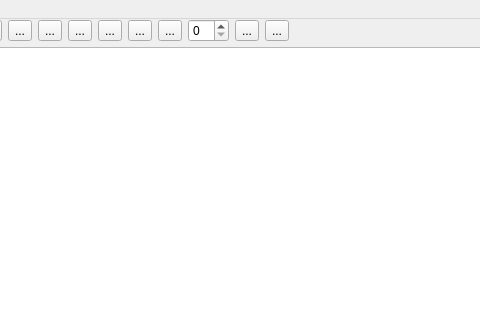
Before: the Qt Designer form scripts/Interface/ui/drill/main/main.ui in mantidproject/mantid, drawn with Qt 5; both pictures show x 195 to 675 and y 0 to 320 of the 1024 by 768 pixel window.
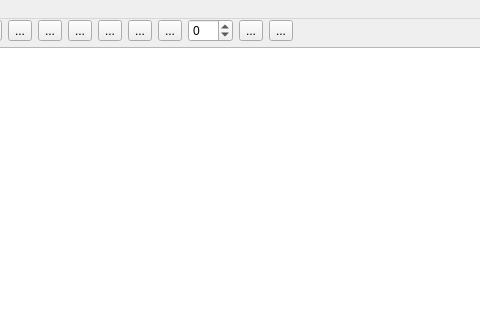
After: the same form once the commit is applied. Icons and pictures are not drawn. Custom widgets are drawn as their Qt base class.

Commit message:
[DRILL] support for negative increments
The automatic fill of the table allows a negative increment value.

```diff
--- a/scripts/Interface/ui/drill/main/main.ui
+++ b/scripts/Interface/ui/drill/main/main.ui
@@ -164,7 +164,11 @@
        </widget>
       </item>
       <item>
-       <widget class="QSpinBox" name="increment"/>
+       <widget class="QSpinBox" name="increment">
+        <property name="minimum">
+         <number>-99</number>
+        </property>
+       </widget>
       </item>
       <item>
        <widget class="QToolButton" name="fill">
```
The commit also changes 1 other file.
